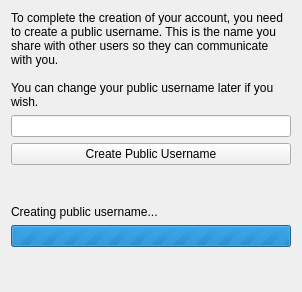
Before: the Qt Designer form src/qt/ui/user_public_username_panel.ui in maidsafe-archive/MaidSafe-Encrypt, drawn with Qt 5.
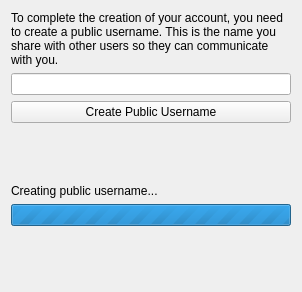
After: the same form once the commit is applied.

```diff
--- a/src/qt/ui/user_public_username_panel.ui
+++ b/src/qt/ui/user_public_username_panel.ui
@@ -26,9 +26,7 @@
       </sizepolicy>
      </property>
      <property name="text">
-      <string>To complete the creation of your account, you need to create a public username. This is the name you share with other users so they can communicate with you.
-
-You can change your public username later if you wish.</string>
+      <string>To complete the creation of your account, you need to create a public username. This is the name you share with other users so they can communicate with you.</string>
      </property>
      <property name="wordWrap">
       <bool>true</bool>
```
Left out of the diff: 5 changed lines with no effect on the pictures.
